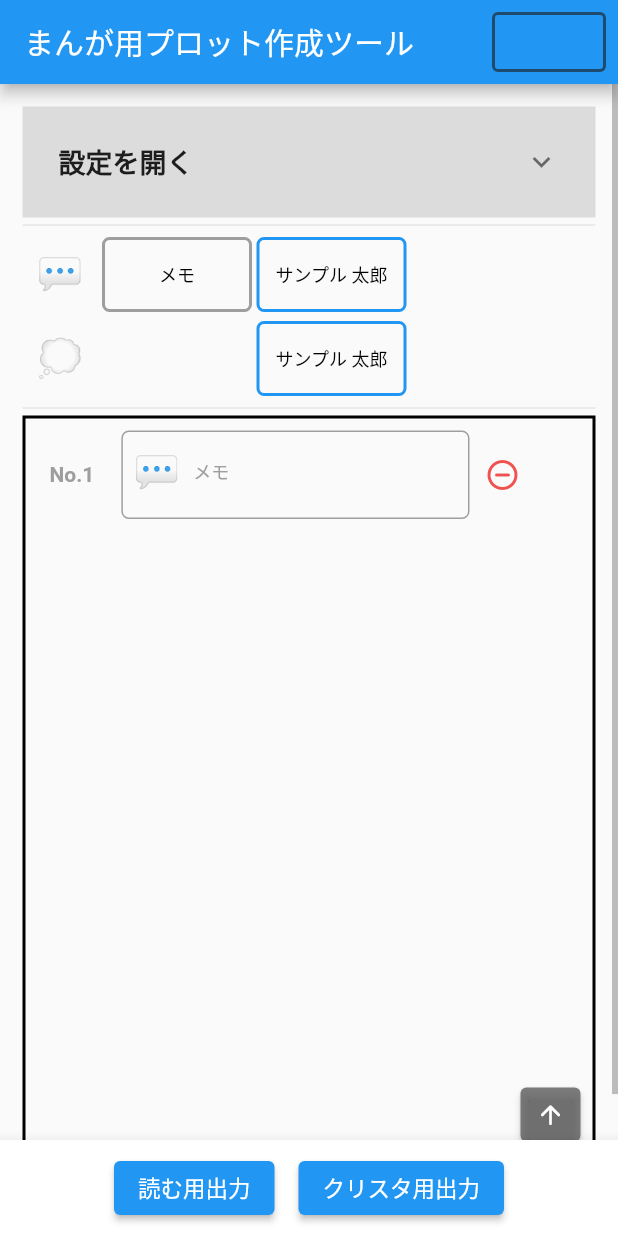
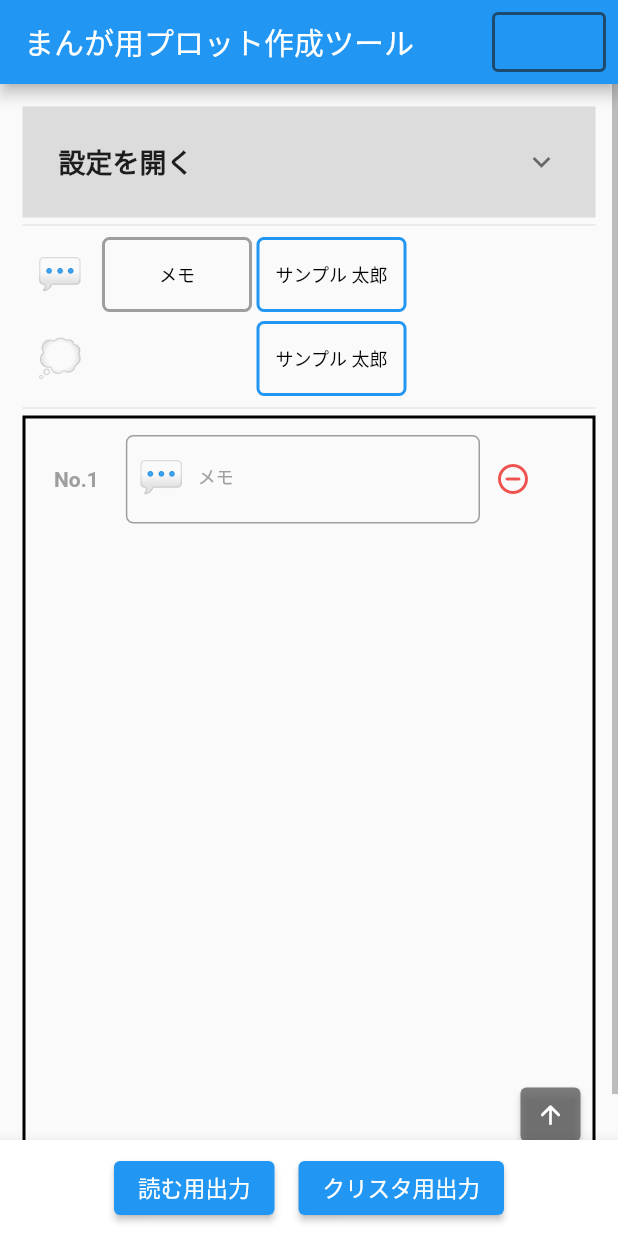
Before and after one commit to smsmsy/story_maker_for_clip_studio, a Flutter app: the screen it shows after launch, on a phone screen of 412 x 824 dp. Run offline on Flutter 3.47's test engine with Material 2 defaults, Android fonts, the light colour scheme and no system bars; our stand-ins replace firebase_auth, firebase_core, flutter_colorpicker; accounts and stored records are empty; Roboto replaces fonts that are missing (源柔ゴシックＰ).

Commit message:
Fix layout of contents view

```diff
--- a/lib/main.dart
+++ b/lib/main.dart
@@ -681,8 +681,10 @@ class _MyHomePageState extends State<MyHomePage> with WidgetsBindingObserver {
   }
 
   Widget contentListViewOfContentsView(int index) {
-    return Row(
+    return Padding(
       key: Key('${index}'),
+      padding: const EdgeInsets.all(_edgeValueSmall),
+      child: Row(
         children: [
           Padding(
             padding: const EdgeInsets.all(_edgeValueMedium),
@@ -748,8 +750,9 @@ class _MyHomePageState extends State<MyHomePage> with WidgetsBindingObserver {
               color: Colors.red[400],
             ),
           ),
-        const SizedBox(width: 20,)
+          const SizedBox(width: 10,)
         ],
+      ),
     );
     //   ListTile(
     //   key: Key('$index'),
```
Lines whose indentation alone changed are shown as unchanged.
